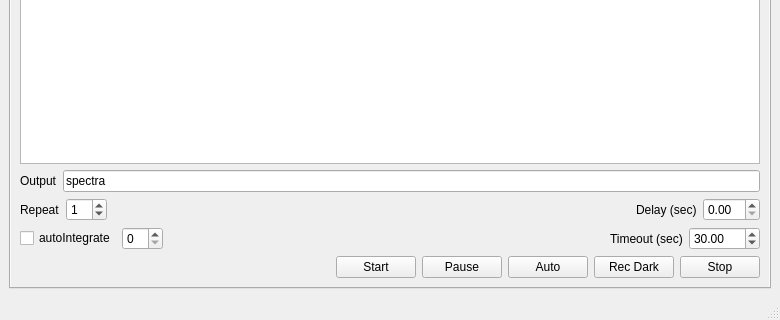
This is piccolo2/player/player.ui in TeamPiccolo/piccolo2-player as Qt 5 draws it before an edit; both pictures show x 0 to 780 and y 350 to 670 of the 780 by 670 pixel window. The edited form follows.
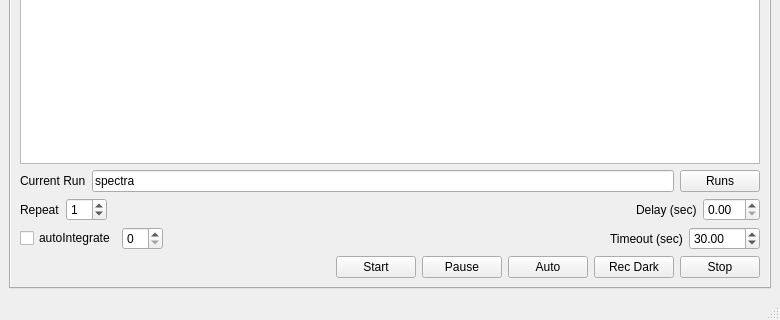
This is the edited form. The open tabs and pages were chosen to show the change. Custom widgets are drawn as their Qt base class.

Commit message: add options to select run

```diff
--- a/piccolo2/player/player.ui
+++ b/piccolo2/player/player.ui
@@ -213,7 +213,7 @@
           <item>
            <widget class="QLabel" name="label">
             <property name="text">
-             <string>Output</string>
+             <string>Current Run</string>
             </property>
            </widget>
           </item>
@@ -230,6 +230,13 @@
             </property>
            </widget>
           </item>
+          <item>
+           <widget class="QPushButton" name="selectRunButton">
+            <property name="text">
+             <string>Runs</string>
+            </property>
+           </widget>
+          </item>
          </layout>
         </item>
         <item>
```
The commit also changes 4 other files.
